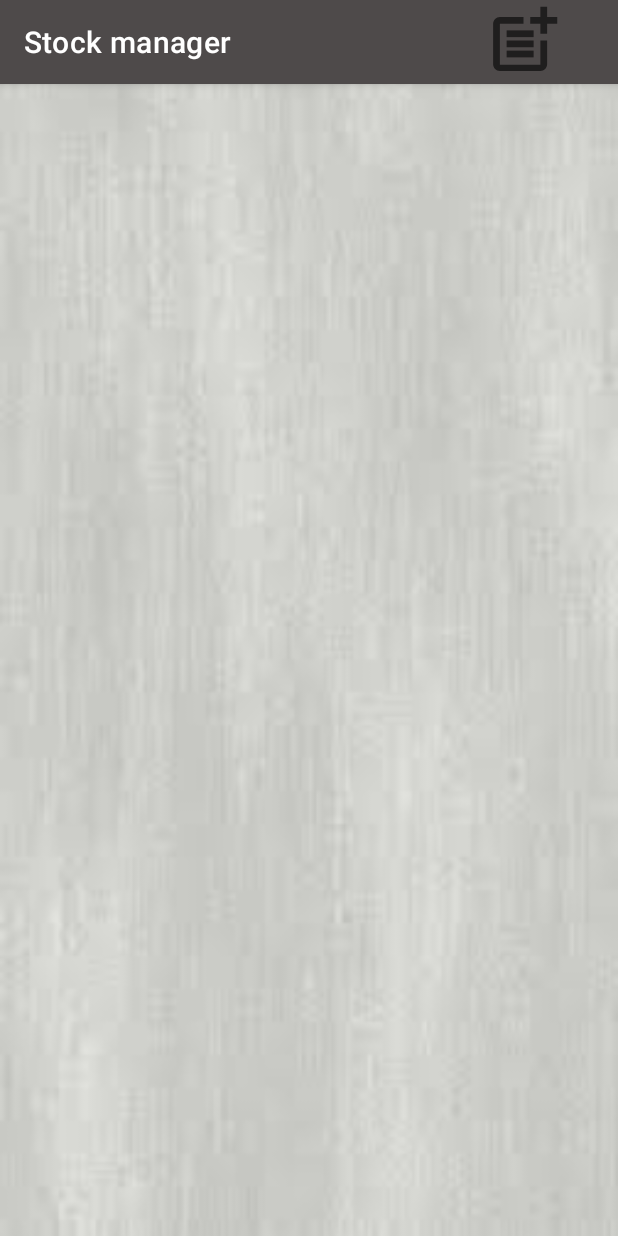
After one commit to AjaideepSingh/SoftwarePatternsCA4, an Android app: the StockManager screen opened directly, with no data from a screen before it, on a phone screen of 412 x 824 dp. The commit adds this screen. Run offline under Robolectric (Android 15) with nearby library versions, the phone set to English and light mode, and no system bars; our stand-ins replace Firebase (no records; nobody signed in at launch, a user with empty details on screens opened directly), Picasso.

Commit message:
Worked on UI, set up adding stock,customer view

```diff
--- a/app/build.gradle
+++ b/app/build.gradle
@@ -9,7 +9,7 @@ android {
 
     defaultConfig {
         applicationId "com.example.softwarepatternsca4"
-        minSdkVersion 16
+        minSdkVersion 23
         targetSdkVersion 30
         versionCode 1
         versionName "1.0"
--- a/app/src/main/AndroidManifest.xml
+++ b/app/src/main/AndroidManifest.xml
@@ -10,6 +10,7 @@
         android:supportsRtl="true"
         android:theme="@style/Theme.SoftwarePatternsCA4">
 
+        <activity android:name=".Settings" />
         <activity android:name="Authentication.LogIn">
             <intent-filter>
                 <action android:name="android.intent.action.MAIN" />
@@ -19,5 +20,8 @@
         </activity>
         <activity android:name=".Home" />
         <activity android:name="Authentication.SignUp" />
+        <activity
+            android:name=".StockManager"
+            android:theme="@style/Theme.test" />
     </application>
 </manifest>
--- a/app/src/main/java/Authentication/SignUp.java
+++ b/app/src/main/java/Authentication/SignUp.java
@@ -131,7 +131,7 @@ public class SignUp extends AppCompatActivity implements AdapterView.OnItemSelec
                     User user = new User(userName.getText().toString().trim(),address.getText().toString().trim(),emailAddress.getText().toString().trim(),cardNo.getText().toString(),cvv.getText().toString(),expiryDate.getText().toString(),accountType.getSelectedItem().toString());
                     DatabaseReference databaseReference = FirebaseDatabase.getInstance().getReference();
                     databaseReference.child("User").child(Objects.requireNonNull(mAuth.getUid())).setValue(user).addOnCompleteListener(task1 -> {
-                                if (task.isSuccessful()) {
+                                if (task1.isSuccessful()) {
                                     if (Build.VERSION.SDK_INT >= Build.VERSION_CODES.O) {
                                         NotificationChannel notificationChannel = new NotificationChannel("My Notification", "test", NotificationManager.IMPORTANCE_DEFAULT);
                                         NotificationManager notificationManager = getSystemService(NotificationManager.class);
--- /dev/null
+++ b/app/src/main/java/com/example/softwarepatternsca4/StockManager.java
@@ -0,0 +1,64 @@
+package com.example.softwarepatternsca4;
+
+import androidx.annotation.NonNull;
+import androidx.appcompat.app.AppCompatActivity;
+import androidx.appcompat.widget.Toolbar;
+import androidx.recyclerview.widget.LinearLayoutManager;
+import androidx.recyclerview.widget.RecyclerView;
+import android.os.Bundle;
+import android.widget.ImageView;
+import android.widget.Toast;
+import com.google.firebase.database.DataSnapshot;
+import com.google.firebase.database.DatabaseError;
+import com.google.firebase.database.DatabaseReference;
+import com.google.firebase.database.FirebaseDatabase;
+import com.google.firebase.database.ValueEventListener;
+import java.util.ArrayList;
+import java.util.Objects;
+import Adapters.ManagerCatalogueAdapter;
+import Model.Item;
+
+public class StockManager extends AppCompatActivity {
+    private RecyclerView recyclerView;
+    private final ArrayList<Item> items = new ArrayList<>();
+    private ManagerCatalogueAdapter managerCatalogueAdapter;
+
+    @Override
+    protected void onCreate(Bundle savedInstanceState) {
+        super.onCreate(savedInstanceState);
+        setContentView(R.layout.activity_stock_manager);
+        Toolbar toolbar = findViewById(R.id.StockManagerToolBar);
+        setSupportActionBar(toolbar);
+        Objects.requireNonNull(getSupportActionBar()).setTitle("Stock manager");
+        ImageView createStock = findViewById(R.id.post);
+        recyclerView = findViewById(R.id.stockManagerRecyclerView);
+        showAllStock();
+        createStock.setOnClickListener(v -> createStock());
+    }
+
+    public void createStock() {
+
+    }
+
+    public void showAllStock() {
+        DatabaseReference databaseReference = FirebaseDatabase.getInstance().getReference("Item");
+        databaseReference.addValueEventListener(new ValueEventListener() {
+            @Override
+            public void onDataChange(@NonNull DataSnapshot snapshot) {
+                for(DataSnapshot itemSnapshot : snapshot.getChildren()) {
+                    Item item = itemSnapshot.getValue(Item.class);
+                    items.add(item);
+                }
+                recyclerView.setHasFixedSize(true);
+                recyclerView.setLayoutManager(new LinearLayoutManager(StockManager.this));
+                managerCatalogueAdapter = new ManagerCatalogueAdapter(items);
+                recyclerView.setAdapter(managerCatalogueAdapter);
+            }
+
+            @Override
+            public void onCancelled(@NonNull DatabaseError error) {
+                Toast.makeText(getApplicationContext(),"Error Occurred: " + error.getMessage(),Toast.LENGTH_SHORT).show();
+            }
+        });
+    }
+}
--- /dev/null
+++ b/app/src/main/res/drawable-v24/ic_baseline_post_add_24.xml
@@ -0,0 +1,22 @@
+<vector xmlns:android="http://schemas.android.com/apk/res/android"
+    android:width="24dp"
+    android:height="24dp"
+    android:viewportWidth="24"
+    android:viewportHeight="24"
+    android:tint="?attr/colorControlNormal">
+  <path
+      android:fillColor="@android:color/white"
+      android:pathData="M17,19.22H5V7h7V5H5C3.9,5 3,5.9 3,7v12c0,1.1 0.9,2 2,2h12c1.1,0 2,-0.9 2,-2v-7h-2V19.22z"/>
+  <path
+      android:fillColor="@android:color/white"
+      android:pathData="M19,2h-2v3h-3c0.01,0.01 0,2 0,2h3v2.99c0.01,0.01 2,0 2,0V7h3V5h-3V2z"/>
+  <path
+      android:fillColor="@android:color/white"
+      android:pathData="M7,9h8v2h-8z"/>
+  <path
+      android:fillColor="@android:color/white"
+      android:pathData="M7,12l0,2l8,0l0,-2l-3,0z"/>
+  <path
+      android:fillColor="@android:color/white"
+      android:pathData="M7,15h8v2h-8z"/>
+</vector>
--- /dev/null
+++ b/app/src/main/res/layout/activity_stock_manager.xml
@@ -0,0 +1,54 @@
+<?xml version="1.0" encoding="utf-8"?>
+<androidx.constraintlayout.widget.ConstraintLayout xmlns:android="http://schemas.android.com/apk/res/android"
+    xmlns:app="http://schemas.android.com/apk/res-auto"
+    xmlns:tools="http://schemas.android.com/tools"
+    android:id="@+id/drawer_layout"
+    android:layout_width="match_parent"
+    android:layout_height="match_parent"
+    android:background="@drawable/bg"
+    android:fitsSystemWindows="true"
+    tools:context=".StockManager"
+    tools:openDrawer="start">
+
+    <LinearLayout
+        android:layout_width="match_parent"
+        android:layout_height="match_parent"
+        android:orientation="vertical">
+
+        <androidx.appcompat.widget.Toolbar
+            android:id="@+id/StockManagerToolBar"
+            android:layout_width="match_parent"
+            android:layout_height="wrap_content"
+            android:background="@color/navHeader"
+            android:elevation="4dp"
+            android:theme="@style/ThemeOverlay.AppCompat.Dark.ActionBar"
+            app:popupTheme="@style/ThemeOverlay.AppCompat.Light">
+        </androidx.appcompat.widget.Toolbar>
+
+        <FrameLayout
+            android:id="@+id/fragment_container"
+            android:layout_width="match_parent"
+            android:layout_height="match_parent">
+            <androidx.recyclerview.widget.RecyclerView
+                android:id="@+id/stockManagerRecyclerView"
+                android:layout_width="match_parent"
+                android:layout_height="match_parent"
+                tools:ignore="MissingConstraints" />
+        </FrameLayout>
+    </LinearLayout>
+
+    <androidx.constraintlayout.widget.ConstraintLayout
+        android:layout_width="match_parent"
+        android:layout_height="match_parent">
+
+        <ImageView
+            android:id="@+id/post"
+            android:layout_width="119dp"
+            android:layout_height="54dp"
+            android:layout_marginStart="285dp"
+            android:src="@drawable/ic_baseline_post_add_24"
+            app:layout_constraintEnd_toEndOf="parent"
+            app:layout_constraintStart_toStartOf="parent"
+            app:layout_constraintTop_toTopOf="parent" />
+    </androidx.constraintlayout.widget.ConstraintLayout>
+</androidx.constraintlayout.widget.ConstraintLayout>
--- /dev/null
+++ b/app/src/main/res/menu/customeroptions.xml
@@ -0,0 +1,6 @@
+<?xml version="1.0" encoding="utf-8"?>
+<menu xmlns:android="http://schemas.android.com/apk/res/android">
+    <item
+        android:id="@+id/addToCard"
+        android:title="Add to cart" />
+</menu>
--- a/app/src/main/res/values/colors.xml
+++ b/app/src/main/res/values/colors.xml
@@ -7,4 +7,5 @@
     <color name="teal_700">#FF018786</color>
     <color name="black">#FF000000</color>
     <color name="white">#FFFFFFFF</color>
+    <color name="navHeader">#4E4A4A</color>
 </resources>
--- a/app/src/main/res/values/strings.xml
+++ b/app/src/main/res/values/strings.xml
@@ -1,3 +1,5 @@
 <resources>
     <string name="app_name">SoftwarePatternsCA4</string>
+    <string name="navigation_drawer_open">Open navigation drawer</string>
+    <string name="navigation_drawer_close">Close navigation drawer</string>
 </resources>
--- a/app/src/main/res/values/themes.xml
+++ b/app/src/main/res/values/themes.xml
@@ -2,7 +2,7 @@
     <!-- Base application theme. -->
     <style name="Theme.SoftwarePatternsCA4" parent="Theme.MaterialComponents.DayNight.DarkActionBar">
         <!-- Primary brand color. -->
-        <item name="colorPrimary">@color/purple_500</item>
+        <item name="colorPrimary">#4E4A4A</item>
         <item name="colorPrimaryVariant">@color/purple_700</item>
         <item name="colorOnPrimary">@color/white</item>
         <!-- Secondary brand color. -->
@@ -10,7 +10,13 @@
         <item name="colorSecondaryVariant">@color/teal_700</item>
         <item name="colorOnSecondary">@color/black</item>
         <!-- Status bar color. -->
-        <item name="android:statusBarColor" tools:targetApi="l">?attr/colorPrimaryVariant</item>
+        <item name="android:statusBarColor" tools:targetApi="l">?attr/colorPrimary</item>
         <!-- Customize your theme here. -->
     </style>
+
+    <style name="Theme.test" parent="Theme.MaterialComponents.DayNight.NoActionBar">
+        <item name="windowActionBar">false</item>
+        <item name="windowNoTitle">true</item>
+        <item name="android:statusBarColor">#4E4A4A</item>
+    </style>
 </resources>
```
Also changed, not shown: app/src/main/java/Adapters/CatalogueAdapter.java (added, +82 -0 lines), app/src/main/java/Adapters/ManagerCatalogueAdapter.java (added, +81 -0 lines), app/src/main/java/com/example/softwarepatternsca4/Home.java (+112 -1 lines), app/src/main/java/com/example/softwarepatternsca4/Settings.java (added, +17 -0 lines), app/src/main/res/layout/activity_home.xml (+33 -3 lines), app/src/main/res/layout/activity_settings.xml (added, +9 -0 lines), app/src/main/res/layout/item.xml (added, +69 -0 lines), app/src/main/res/layout/nav_header.xml (added, +17 -0 lines), app/src/main/res/menu/drawer_menu.xml (added, +17 -0 lines), app/src/main/res/menu/manageroptions.xml (added, +9 -0 lines).
